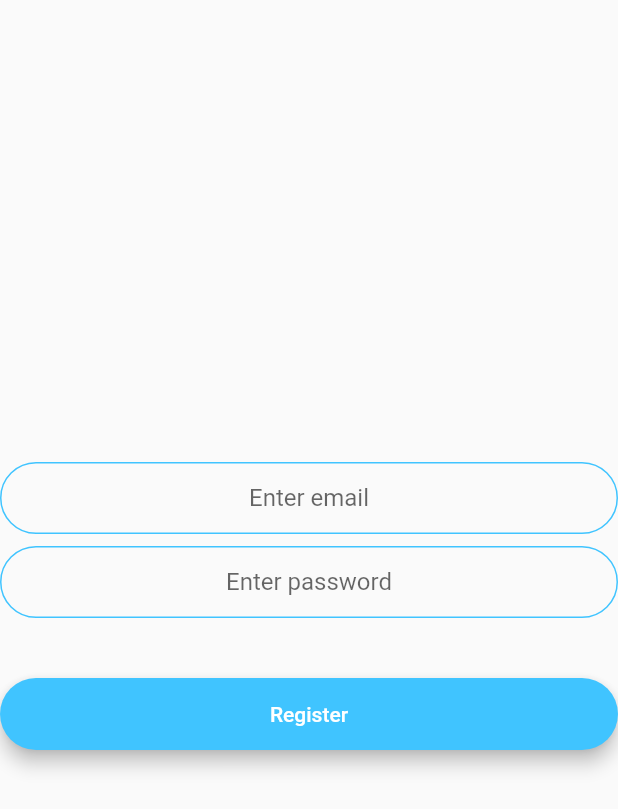
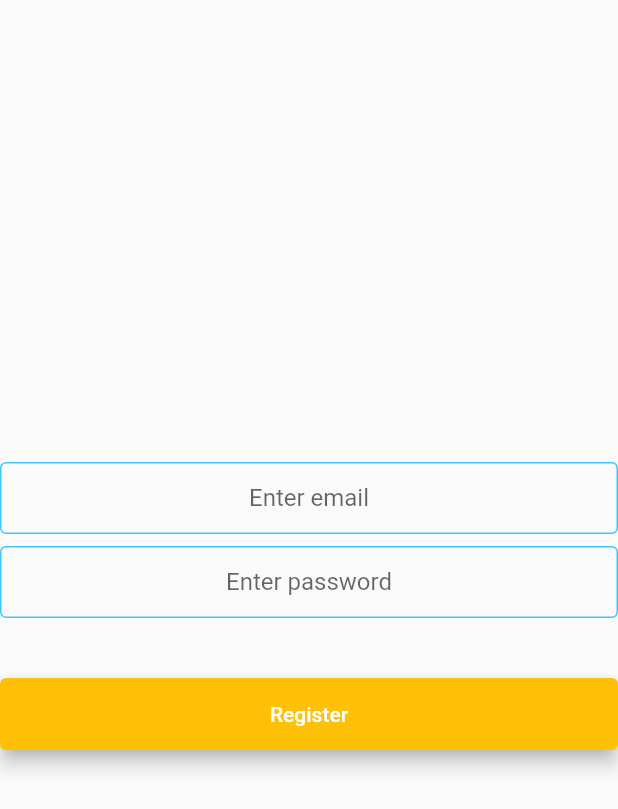
Before and after one commit to Ishchik/delivery_app, a Flutter app: the screen it shows after launch, after a tap on "Register", on a phone screen of 412 x 824 dp. Shown: the top 809 px of the screen. Run offline on Flutter 3.47's test engine with Material 2 defaults, Android fonts, the phone set to English and light mode, and no system bars; our stand-ins replace cloud_firestore, firebase_auth, firebase_storage, image_picker, modal_progress_hud; accounts and stored records are empty.

Commit message:
added Login/Register progress indicators. minor widget changes

```diff
--- a/lib/constants.dart
+++ b/lib/constants.dart
@@ -4,14 +4,14 @@ const kTextFieldDecoration = InputDecoration(
   hintText: 'Enter email',
   contentPadding: EdgeInsets.symmetric(vertical: 10.0, horizontal: 20.0),
   border: OutlineInputBorder(
-    borderRadius: BorderRadius.all(Radius.circular(32.0)),
+    borderRadius: BorderRadius.all(Radius.circular(4.0)),
   ),
   enabledBorder: OutlineInputBorder(
     borderSide: BorderSide(color: Colors.lightBlueAccent, width: 1.0),
-    borderRadius: BorderRadius.all(Radius.circular(32.0)),
+    borderRadius: BorderRadius.all(Radius.circular(4.0)),
   ),
   focusedBorder: OutlineInputBorder(
     borderSide: BorderSide(color: Colors.lightBlueAccent, width: 2.0),
-    borderRadius: BorderRadius.all(Radius.circular(32.0)),
+    borderRadius: BorderRadius.all(Radius.circular(4.0)),
   ),
 );
--- a/lib/models/new_order_data.dart
+++ b/lib/models/new_order_data.dart
@@ -60,7 +60,6 @@ class NewOrderData extends ChangeNotifier {
   void checkOut(String address) async {
     try {
       DateTime now = DateTime.now();
-      //TODO: reimplement with server datestamp
       String time =
           '${now.day.toString()}-${now.month.toString()}-${now.year.toString()} ${now.hour.toString()}:${now.minute.toString()}:${now.second.toString()}';
 
--- a/lib/screens/home_screen.dart
+++ b/lib/screens/home_screen.dart
@@ -67,7 +67,6 @@ class _HomeScreenState extends State<HomeScreen> {
       floatingActionButton: FloatingActionButton(
         onPressed: () {
           if (!Provider.of<NewOrderData>(context, listen: false).hasItems) {
-            //TODO: alert dialog
           } else {
             showModalBottomSheet(
               isScrollControlled: true,
--- a/lib/screens/profile_screen.dart
+++ b/lib/screens/profile_screen.dart
@@ -65,7 +65,7 @@ class ProfileScreen extends StatelessWidget {
                       (Route<dynamic> route) => false,
                     );
                   },
-                  text: 'Sign out',
+                  text: 'Log out',
                 ),
               ],
             )
--- a/lib/screens/registration_screen.dart
+++ b/lib/screens/registration_screen.dart
@@ -1,19 +1,40 @@
 import 'package:flutter/material.dart';
-import 'package:delivery_app/widgets/common_widgets/big_rounded_button.dart';
+import 'package:delivery_app/widgets/common_widgets/big_button.dart';
 import 'package:firebase_auth/firebase_auth.dart';
 import 'package:delivery_app/constants.dart';
 import 'package:provider/provider.dart';
 import 'package:delivery_app/models/user_data.dart';
+import 'package:modal_progress_hud/modal_progress_hud.dart';
 
 FirebaseAuth _auth = FirebaseAuth.instance;
 
-class RegistrationScreen extends StatelessWidget {
+class RegistrationScreen extends StatefulWidget {
+  @override
+  _RegistrationScreenState createState() => _RegistrationScreenState();
+}
+
+class _RegistrationScreenState extends State<RegistrationScreen> {
+  String email;
+  String password;
+  bool _loading = false;
+
+  void startLoading() {
+    setState(() {
+      _loading = true;
+    });
+  }
+
+  void stopLoading() {
+    setState(() {
+      _loading = false;
+    });
+  }
+
   @override
   Widget build(BuildContext context) {
-    String email;
-    String password;
     return Scaffold(
-      body: Column(
+      body: ModalProgressHUD(
+        child: Column(
           mainAxisAlignment: MainAxisAlignment.center,
           crossAxisAlignment: CrossAxisAlignment.stretch,
           children: <Widget>[
@@ -23,7 +44,8 @@ class RegistrationScreen extends StatelessWidget {
               onChanged: (value) {
                 email = value;
               },
-            decoration: kTextFieldDecoration.copyWith(hintText: 'Enter email'),
+              decoration:
+                  kTextFieldDecoration.copyWith(hintText: 'Enter email'),
             ),
             SizedBox(
               height: 8.0,
@@ -40,11 +62,13 @@ class RegistrationScreen extends StatelessWidget {
             SizedBox(
               height: 24.0,
             ),
-          RoundedButton(
-            //TODO: add progress indicator
-            color: Colors.lightBlueAccent,
+            BigButton(
+              buttonColor: Color(0xFFFFC107),
+              textColor: Colors.white,
               onPressed: () async {
                 try {
+                  startLoading();
+
                   final newUser = await _auth.createUserWithEmailAndPassword(
                     email: email,
                     password: password,
@@ -56,9 +80,13 @@ class RegistrationScreen extends StatelessWidget {
                     print('verification link has been sent to your email');
                     await Provider.of<UserData>(context, listen: false)
                         .initNewUser(email);
+                    stopLoading();
+
                     Navigator.pop(context);
                   }
                 } catch (e) {
+                  stopLoading();
+
                   print(e);
                 }
               },
@@ -66,6 +94,8 @@ class RegistrationScreen extends StatelessWidget {
             ),
           ],
         ),
+        inAsyncCall: _loading,
+      ),
     );
   }
 }
--- a/lib/screens/root_page.dart
+++ b/lib/screens/root_page.dart
@@ -14,8 +14,6 @@ enum AuthStatus {
   LOGGED_IN_ADMIN,
 }
 
-FirebaseAuth _auth = FirebaseAuth.instance;
-
 class RootPage extends StatefulWidget {
   @override
   _RootPageState createState() => _RootPageState();
@@ -23,6 +21,7 @@ class RootPage extends StatefulWidget {
 
 class _RootPageState extends State<RootPage> {
   AuthStatus authStatus = AuthStatus.NOT_DETERMINED;
+  FirebaseAuth _auth = FirebaseAuth.instance;
 
   @override
   void initState() {
@@ -30,11 +29,35 @@ class _RootPageState extends State<RootPage> {
     checkUser();
   }
 
-  //TODO: rework with LogoScreen;
   Widget buildWaitingScreen() {
-    return Container(
-      child: Center(
-        child: CircularProgressIndicator(),
+    return Scaffold(
+      body: Center(
+        child: Container(
+          height: 200.0,
+          width: 250.0,
+          child: Column(
+            mainAxisAlignment: MainAxisAlignment.spaceBetween,
+            children: <Widget>[
+              Hero(
+                tag: 'AppName',
+                child: Text(
+                  'DELIVERY APP',
+                  style: TextStyle(
+                    fontSize: 25,
+                    fontWeight: FontWeight.bold,
+                  ),
+                ),
+              ),
+              Text(
+                '...delivering happiness',
+                style: TextStyle(
+                  fontSize: 20,
+                  fontWeight: FontWeight.w500,
+                ),
+              )
+            ],
+          ),
+        ),
       ),
     );
   }
--- a/lib/screens/welcome_screen.dart
+++ b/lib/screens/welcome_screen.dart
@@ -1,6 +1,6 @@
 import 'package:firebase_auth/firebase_auth.dart';
 import 'package:flutter/material.dart';
-import 'package:delivery_app/widgets/common_widgets/big_rounded_button.dart';
+import 'package:delivery_app/widgets/common_widgets/big_button.dart';
 import 'login_screen.dart';
 import 'registration_screen.dart';
 import 'package:delivery_app/widgets/common_widgets/small_bottom_sheet_container.dart';
@@ -15,18 +15,22 @@ class WelcomeScreen extends StatelessWidget {
           mainAxisAlignment: MainAxisAlignment.center,
           crossAxisAlignment: CrossAxisAlignment.stretch,
           children: <Widget>[
-            Text(
-              'DELIVERY APP',
-              style: TextStyle(
-                fontSize: 20,
-                fontWeight: FontWeight.bold,
+            Hero(
+              tag: 'AppName',
+              child: Text(
+                'DELIVERY APP',
+                style: TextStyle(
+                  fontSize: 20,
+                  fontWeight: FontWeight.bold,
+                ),
               ),
             ),
             SizedBox(
               height: 48.0,
             ),
-            RoundedButton(
-              color: Colors.lightBlueAccent,
+            BigButton(
+              buttonColor: Color(0xFFFFD659),
+              textColor: Colors.black,
               onPressed: () {
                 Navigator.push(
                   context,
@@ -35,10 +39,11 @@ class WelcomeScreen extends StatelessWidget {
                   ),
                 );
               },
-              text: 'Log In',
+              text: 'Log in',
             ),
-            RoundedButton(
-              color: Colors.blueAccent,
+            BigButton(
+              buttonColor: Color(0xFFFFC107),
+              textColor: Colors.white,
               onPressed: () {
                 Navigator.push(
                   context,
@@ -48,7 +53,7 @@ class WelcomeScreen extends StatelessWidget {
               text: 'Register',
             ),
             FlatButton(
-              child: Text('forgot password'),
+              child: Text('Forgot password?'),
               onPressed: () {
                 showModalBottomSheet(
                   isScrollControlled: true,
--- a/lib/widgets/common_widgets/big_rounded_button.dart
+++ b/lib/widgets/common_widgets/big_button.dart
@@ -1,12 +1,16 @@
 import 'package:flutter/material.dart';
 
-class RoundedButton extends StatelessWidget {
-  final Color color;
+class BigButton extends StatelessWidget {
+  final Color buttonColor;
+  final Color textColor;
   final Function onPressed;
   final String text;
 
-  RoundedButton(
-      {@required this.color, @required this.onPressed, @required this.text});
+  BigButton(
+      {@required this.buttonColor,
+      @required this.textColor,
+      @required this.onPressed,
+      @required this.text});
 
   @override
   Widget build(BuildContext context) {
@@ -14,16 +18,16 @@ class RoundedButton extends StatelessWidget {
       padding: EdgeInsets.symmetric(vertical: 16.0),
       child: Material(
         elevation: 5.0,
-        color: color,
-        borderRadius: BorderRadius.circular(30.0),
+        color: buttonColor,
+        borderRadius: BorderRadius.circular(4.0),
         child: MaterialButton(
           onPressed: onPressed,
-          minWidth: 200.0,
+          minWidth: 150.0,
           height: 42.0,
           child: Text(
             text,
             style: TextStyle(
-              color: Colors.white,
+              color: textColor,
             ),
           ),
         ),
--- a/pubspec.yaml
+++ b/pubspec.yaml
@@ -17,6 +17,7 @@ dependencies:
   firebase_storage: ^3.1.5
   provider: ^4.0.5
   image_picker: ^0.6.5+2
+  modal_progress_hud: ^0.1.3
 
 
 dev_dependencies:
```
Also changed, not shown: lib/models/user_data.dart (+4 -10 lines), lib/screens/login_screen.dart (+40 -11 lines), lib/screens/orders_screen.dart (+1 -6 lines), pubspec.lock. Lines whose indentation alone changed are shown as unchanged.
